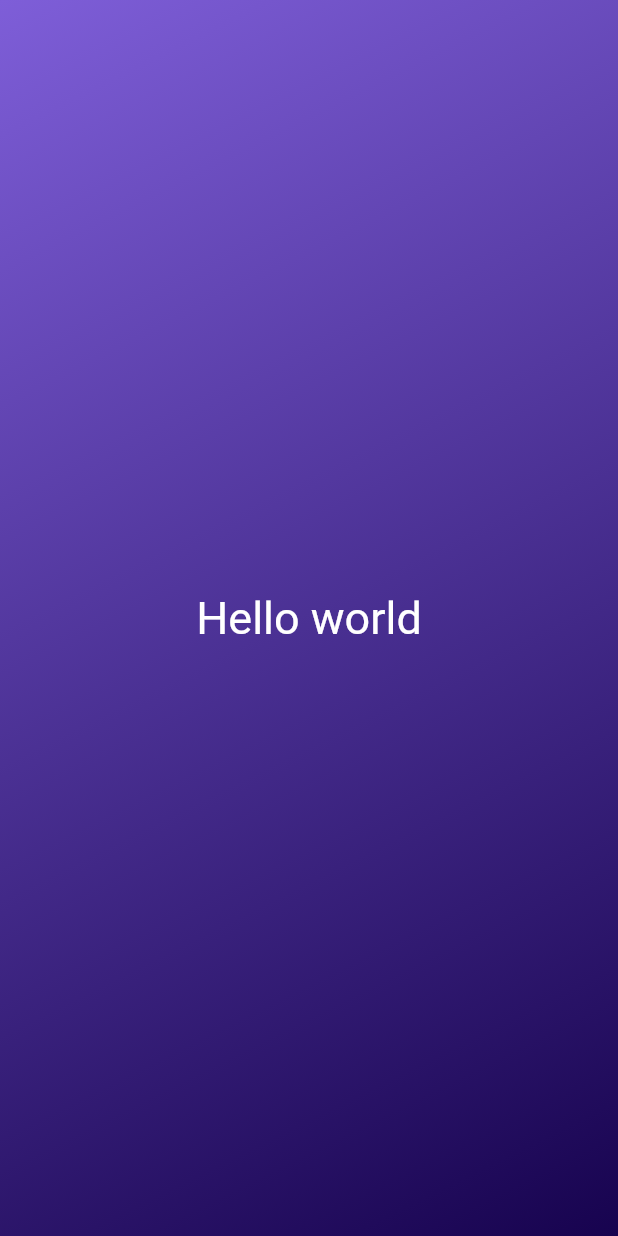
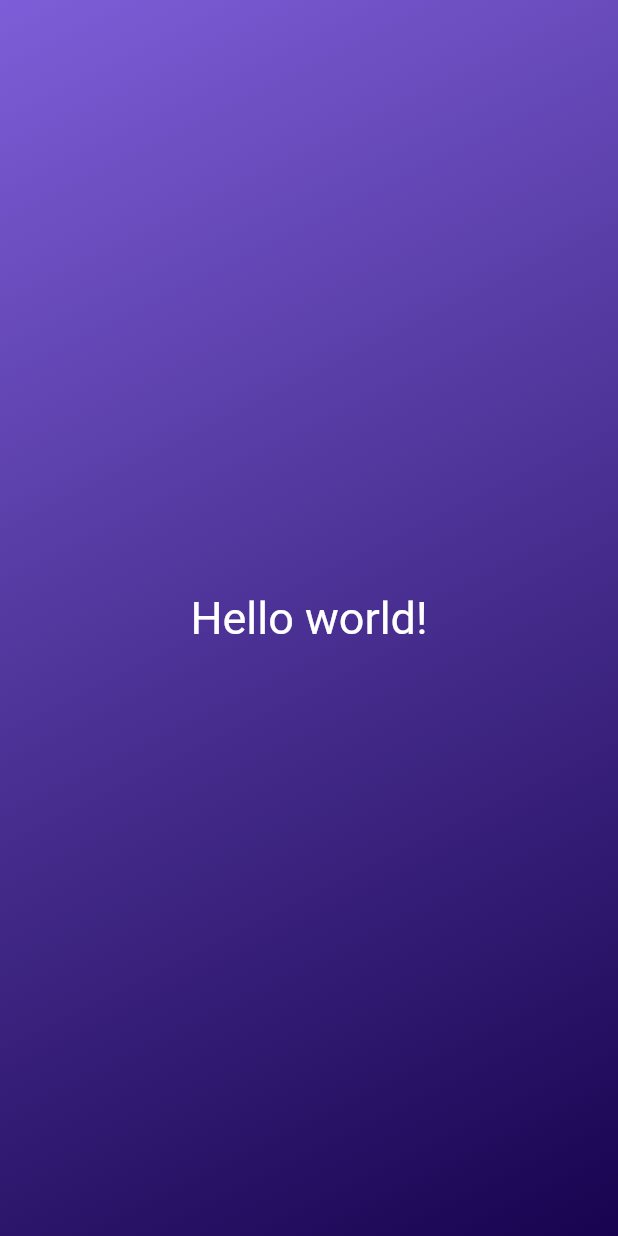
Before and after one commit to MuhammedYahiya/RollDice, a Flutter app: the screen it shows after launch, on a phone screen of 412 x 824 dp. Run offline on Flutter 3.47's test engine with Material 2 defaults, Android fonts, the phone set to English and light mode, and no system bars.

Commit message:
how to use variable and how to make reusable variables

```diff
--- a/lib/gradient_container.dart
+++ b/lib/gradient_container.dart
@@ -2,23 +2,26 @@ import 'package:flutter/material.dart';
 
 import 'package:first_app/text_widget.dart';
 
+const startAligment = Alignment.topLeft;
+const endAligment = Alignment.bottomRight;
+
 class GradientContainer extends StatelessWidget {
-  const GradientContainer({super.key});
+  const GradientContainer(this.color1, this.color2, {super.key});
+
+  final Color color1, color2;
+
   @override
   Widget build(context) {
     return Container(
-      decoration: const BoxDecoration(
+      decoration: BoxDecoration(
         gradient: LinearGradient(
-          colors: [
-            Color.fromRGBO(126, 94, 216, 1),
-            Color.fromARGB(255, 23, 3, 79),
-          ],
-          begin: Alignment.topLeft,
-          end: Alignment.bottomRight,
+          colors: [color1, color2],
+          begin: startAligment,
+          end: endAligment,
         ),
       ),
       child: const Center(
-        child: TextWidget(),
+        child: TextWidget("Hello world!"),
       ),
     );
   }
--- a/lib/main.dart
+++ b/lib/main.dart
@@ -6,7 +6,10 @@ void main() {
   runApp(
     const MaterialApp(
       home: Scaffold(
-        body: GradientContainer(),
+        body: GradientContainer(
+          Color.fromRGBO(126, 94, 216, 1),
+          Color.fromARGB(255, 23, 3, 79),
+        ),
       ),
     ),
   );
--- a/lib/text_widget.dart
+++ b/lib/text_widget.dart
@@ -1,12 +1,15 @@
 import 'package:flutter/material.dart';
 
 class TextWidget extends StatelessWidget {
-  const TextWidget({super.key});
+  const TextWidget(this.text, {super.key});
+
+  final String text;
+
   @override
   Widget build(context) {
-    return const Text(
-      'Hello world',
-      style: TextStyle(
+    return Text(
+      text,
+      style: const TextStyle(
         color: Colors.white,
         fontSize: 30,
       ),
```
